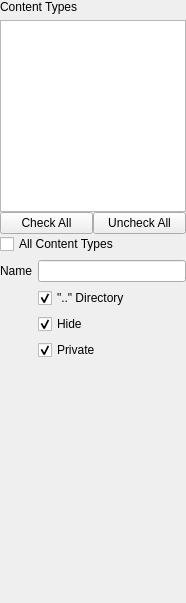
Before: the Qt Designer form CMSPlugins/CMSFilter/filterform.ui in BlueGhostStudio/BGCMSProject, drawn with Qt 5.
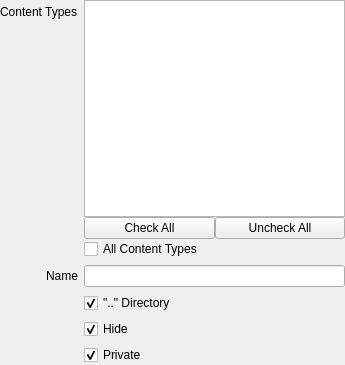
After: the same form once the commit is applied.

Diff of the .ui file:
```diff
--- a/CMSPlugins/CMSFilter/filterform.ui
+++ b/CMSPlugins/CMSFilter/filterform.ui
@@ -6,8 +6,8 @@
    <rect>
     <x>0</x>
     <y>0</y>
-    <width>186</width>
-    <height>603</height>
+    <width>345</width>
+    <height>365</height>
    </rect>
   </property>
   <property name="windowTitle">
```
